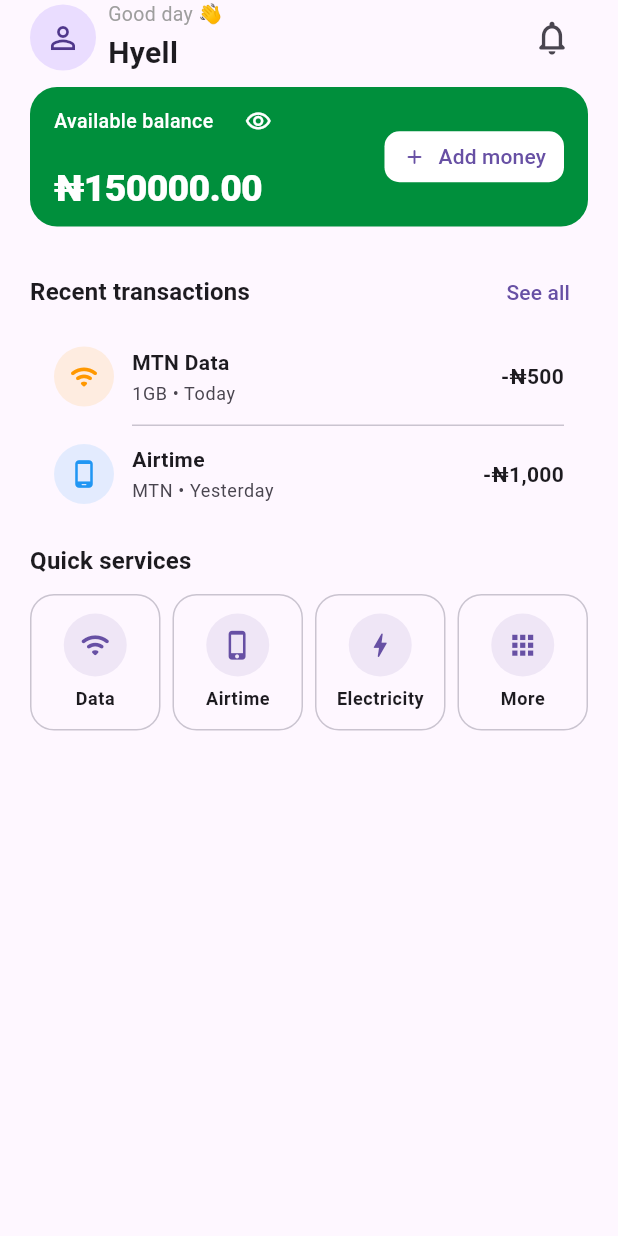
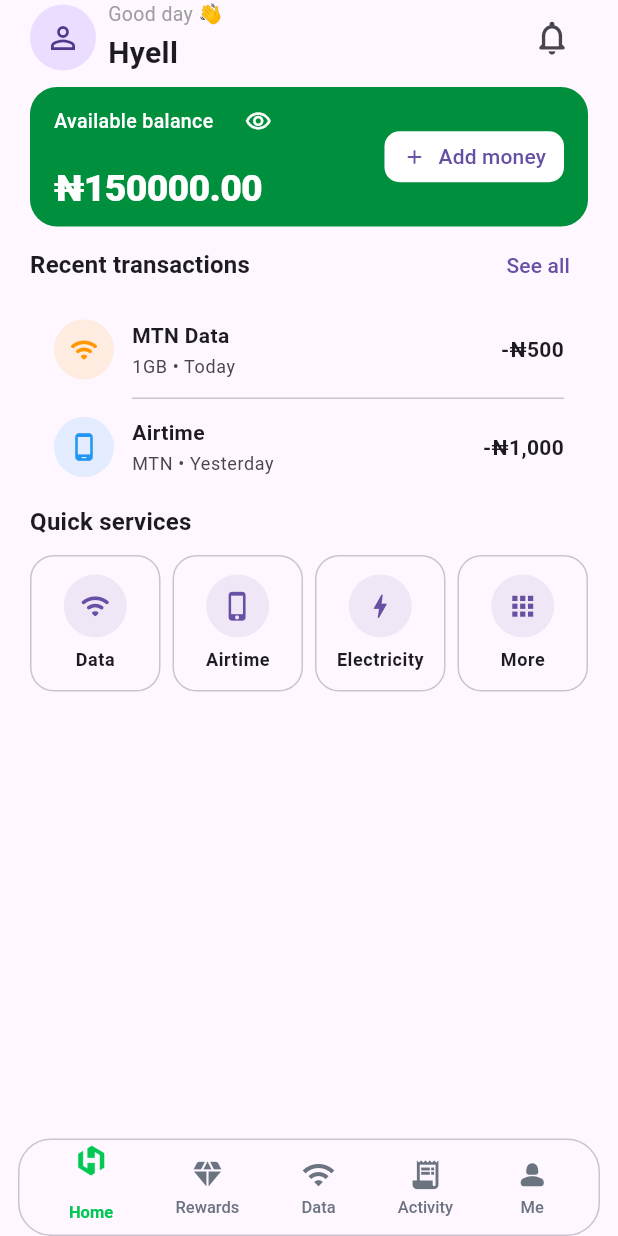
Before and after one commit to HyellBinson/hyell_wallet, a Flutter app: the screen it shows after launch, on a phone screen of 412 x 824 dp. Run offline on Flutter 3.47's test engine with Material 3 defaults, Android fonts, the phone set to English and light mode, and no system bars.

Commit message:
added nav bar

```diff
--- a/lib/screens/home/home_screen.dart
+++ b/lib/screens/home/home_screen.dart
@@ -13,12 +13,14 @@ class HomeScreen extends StatelessWidget {
 
     final screenWidth = MediaQuery.of(context).size.width;
     final sectionWidthSpacing = screenWidth < 400 ? 4.0 : 8.0;
+
     return Scaffold(
       body: SafeArea(
         child: Padding(
           padding: const EdgeInsets.symmetric(horizontal: 20),
           child: Column(
             children: [
+              // 🔒 FIXED HEADER
               Row(
                 children: [
                   const CircleAvatar(
@@ -32,13 +34,14 @@ class HomeScreen extends StatelessWidget {
                     child: Column(
                       crossAxisAlignment: CrossAxisAlignment.start,
                       children: [
-                        Text(
+                        const Text(
                           'Good day 👋',
                           style: TextStyle(fontSize: 13, color: Colors.grey),
                         ),
 
                         const SizedBox(height: 2),
-                        Text(
+
+                        const Text(
                           'Hyell',
                           style: TextStyle(
                             fontSize: 20,
@@ -48,6 +51,7 @@ class HomeScreen extends StatelessWidget {
                       ],
                     ),
                   ),
+
                   IconButton(
                     onPressed: () {},
                     icon: const Icon(
@@ -57,13 +61,32 @@ class HomeScreen extends StatelessWidget {
                   ),
                 ],
               ),
+
               SizedBox(height: sectionSpacing),
 
-              const BalanceCard(balance: 150000),
-              SizedBox(height: sectionSpacing),
-              const RecentTransaction(),
-              const SizedBox(height: 14),
-              const QuickServices(),
+              // 📜 SCROLLABLE CONTENT
+              Expanded(
+                child: SingleChildScrollView(
+                  physics: const BouncingScrollPhysics(),
+                  child: Column(
+                    children: [
+                      const BalanceCard(balance: 150000),
+
+                      Transform.translate(
+                        offset: const Offset(0, -10),
+                        child: const RecentTransaction(),
+                      ),
+
+                      Transform.translate(
+                        offset: const Offset(0, -4),
+                        child: const QuickServices(),
+                      ),
+
+                      const SizedBox(height: 10),
+                    ],
+                  ),
+                ),
+              ),
             ],
           ),
         ),
--- a/lib/screens/home/widgets/balance_card.dart
+++ b/lib/screens/home/widgets/balance_card.dart
@@ -40,12 +40,16 @@ class _BalanceCardState extends State<BalanceCard> {
                     children: [
                       Row(
                         children: [
-                          Text(
+                          Flexible(
+                            child: Text(
                               'Available balance',
+                              maxLines: 1,
+                              overflow: TextOverflow.ellipsis,
                               style: TextStyle(
                                 color: colors.onPrimary,
                                 fontSize: 13,
                                 fontWeight: FontWeight.w500,
+                              ),
                             ),
                           ),
 
@@ -72,7 +76,10 @@ class _BalanceCardState extends State<BalanceCard> {
 
                       const SizedBox(height: 3),
 
-                      Text(
+                      FittedBox(
+                        fit: BoxFit.scaleDown,
+                        alignment: Alignment.centerLeft,
+                        child: Text(
                           _isBalanceVisible
                               ? '₦${widget.balance.toStringAsFixed(2)}'
                               : '₦ ••••••••',
@@ -83,17 +90,24 @@ class _BalanceCardState extends State<BalanceCard> {
                             letterSpacing: -0.5,
                           ),
                         ),
+                      ),
                     ],
                   ),
                 ),
               ),
 
-              const SizedBox(width: 12),
+              const SizedBox(width: 8),
 
-              FilledButton.icon(
+              Flexible(
+                child: Align(
+                  alignment: Alignment.centerRight,
+                  child: FilledButton.icon(
                     onPressed: () {},
                     icon: const Icon(Icons.add_rounded, size: 16),
-                label: const Text('Add money'),
+                    label: const FittedBox(
+                      fit: BoxFit.scaleDown,
+                      child: Text('Add money'),
+                    ),
                     style: FilledButton.styleFrom(
                       backgroundColor: colors.onPrimary,
                       foregroundColor: colors.primary,
@@ -108,6 +122,8 @@ class _BalanceCardState extends State<BalanceCard> {
                       ),
                     ),
                   ),
+                ),
+              ),
             ],
           ),
         ],
--- a/lib/screens/home/widgets/recent_transactions.dart
+++ b/lib/screens/home/widgets/recent_transactions.dart
@@ -25,16 +25,19 @@ class RecentTransaction extends StatelessWidget {
               // see all button
               Row(
                 children: [
-                  Text(
+                  FittedBox(
+                    child: Text(
                       'Recent transactions',
                       style: Theme.of(context).textTheme.titleMedium?.copyWith(
                         fontWeight: FontWeight.w700,
                       ),
                     ),
+                  ),
 
                   const Spacer(),
 
-                  TextButton(
+                  Flexible(
+                    child: TextButton(
                       onPressed: () {
                         Navigator.of(context).push(
                           MaterialPageRoute(
@@ -42,7 +45,11 @@ class RecentTransaction extends StatelessWidget {
                           ),
                         );
                       },
+                      child: Align(
+                        alignment: Alignment.centerRight,
                         child: const Text('See all'),
+                      ),
+                    ),
                   ),
                 ],
               ),
--- a/lib/screens/main_shell.dart
+++ b/lib/screens/main_shell.dart
@@ -5,6 +5,7 @@ import '../screens/rewards/rewards_screen.dart';
 import '../screens/data/data_screen.dart';
 import '../screens/activity/activity_screen.dart';
 import '../screens/me profile/me_screen.dart';
+import '../core/constants/app_colors.dart';
 
 class MainShell extends StatefulWidget {
   const MainShell({super.key});
@@ -28,16 +29,143 @@ class _MainShellState extends State<MainShell> {
     return Scaffold(
       body: IndexedStack(index: _currentIndex, children: _pages),
 
-      bottomNavigationBar: NavigationBar(
-        selectedIndex: _currentIndex,
-        onDestinationSelected: (index) {
-          setState(() {
-            _currentIndex = index;
-          });
-        },
+      bottomNavigationBar: SafeArea(
+        top: false,
+        child: Padding(
+          padding: const EdgeInsets.fromLTRB(12, 0, 12, 0),
+          child: Container(
+            child: Container(
+              decoration: BoxDecoration(
+                color: Theme.of(context).colorScheme.surface,
+                borderRadius: BorderRadius.circular(22),
+                border: Border.all(
+                  color: Theme.of(context).colorScheme.outlineVariant,
+                ),
+              ),
+              padding: const EdgeInsets.symmetric(horizontal: 12, vertical: 8),
 
-        destinations: const [
-          NavigationDestination(icon: Icon(Icons.home_rounded), label: 'Home'),
+              child: Row(
+                mainAxisAlignment: MainAxisAlignment.spaceAround,
+                children: [
+                  _NavItem(
+                    icon: Image.asset(
+                      'assets/images/nav_icon.png',
+                      width: 30,
+                      height: 30,
+                    ),
+                    label: 'Home',
+                    isSelected: _currentIndex == 0,
+                    onTap: () {
+                      setState(() {
+                        _currentIndex = 0;
+                      });
+                    },
+                  ),
+
+                  _NavItem(
+                    icon: const Icon(Icons.diamond_rounded),
+                    label: 'Rewards',
+                    isSelected: _currentIndex == 1,
+                    onTap: () {
+                      setState(() {
+                        _currentIndex = 1;
+                      });
+                    },
+                  ),
+
+                  _NavItem(
+                    icon: const Icon(Icons.wifi),
+                    label: 'Data',
+                    isSelected: _currentIndex == 2,
+                    onTap: () {
+                      setState(() {
+                        _currentIndex = 2;
+                      });
+                    },
+                  ),
+
+                  _NavItem(
+                    icon: const Icon(Icons.receipt_long),
+                    label: 'Activity',
+                    isSelected: _currentIndex == 3,
+                    onTap: () {
+                      setState(() {
+                        _currentIndex = 3;
+                      });
+                    },
+                  ),
+
+                  _NavItem(
+                    icon: const Icon(Icons.person_2_rounded),
+                    label: 'Me',
+                    isSelected: _currentIndex == 4,
+                    onTap: () {
+                      setState(() {
+                        _currentIndex = 4;
+                      });
+                    },
+                  ),
+                ],
+              ),
+            ),
+          ),
+        ),
+      ),
+    );
+  }
+}
+
+class _NavItem extends StatelessWidget {
+  final Widget icon;
+  final String label;
+  final bool isSelected;
+  final VoidCallback onTap;
+
+  const _NavItem({
+    required this.icon,
+    required this.label,
+    required this.isSelected,
+    required this.onTap,
+  });
+
+  Widget _buildIcon(BuildContext context) {
+    final iconColor = isSelected ? AppColors.primary : AppColors.textSecondary;
+
+    if (icon is Icon) {
+      final originalIcon = icon as Icon;
+
+      return Icon(originalIcon.icon, size: 23, color: iconColor);
+    }
+
+    return ColorFiltered(
+      colorFilter: ColorFilter.mode(iconColor, BlendMode.srcIn),
+      child: icon,
+    );
+  }
+
+  @override
+  Widget build(BuildContext context) {
+    return GestureDetector(
+      onTap: onTap,
+      child: Column(
+        mainAxisSize: MainAxisSize.min,
+        children: [
+          AnimatedSlide(
+            offset: isSelected ? const Offset(0, -0.30) : Offset.zero,
+            duration: const Duration(milliseconds: 250),
+            curve: Curves.easeOutCubic,
+            child: _buildIcon(context),
+          ),
+          const SizedBox(height: 4),
+          AnimatedDefaultTextStyle(
+            duration: const Duration(milliseconds: 200),
+            style: TextStyle(
+              color: isSelected ? AppColors.primary : AppColors.textSecondary,
+              fontSize: 11,
+              fontWeight: isSelected ? FontWeight.w700 : FontWeight.w500,
+            ),
+            child: Text(label),
+          ),
         ],
       ),
     );
--- a/lib/screens/rewards/rewards_screen.dart
+++ b/lib/screens/rewards/rewards_screen.dart
@@ -5,6 +5,9 @@ class RewardsScreen extends StatelessWidget {
 
   @override
   Widget build(BuildContext context) {
-    return Scaffold();
+    return Scaffold(
+      appBar: AppBar(title: const Text('Rewards')),
+      body: Center(child: Text('rewards')),
+    );
   }
 }
--- a/lib/screens/splash/splash_screen.dart
+++ b/lib/screens/splash/splash_screen.dart
@@ -1,4 +1,5 @@
 import 'package:flutter/material.dart';
+import 'package:hyell_wallet/screens/main_shell.dart';
 import '../../core/constants/app_colors.dart';
 import '../home/home_screen.dart';
 
@@ -88,7 +89,7 @@ class _SplashScreenState extends State<SplashScreen>
 
       Navigator.of(
         context,
-      ).pushReplacement(MaterialPageRoute(builder: (_) => const HomeScreen()));
+      ).pushReplacement(MaterialPageRoute(builder: (_) => const MainShell()));
     });
   }
 
```
Also changed, not shown: pubspec.yaml (+8 -0 lines), assets/images/nav_icon.png (added), pubspec.lock, 29 other files. Lines whose indentation alone changed are shown as unchanged.
